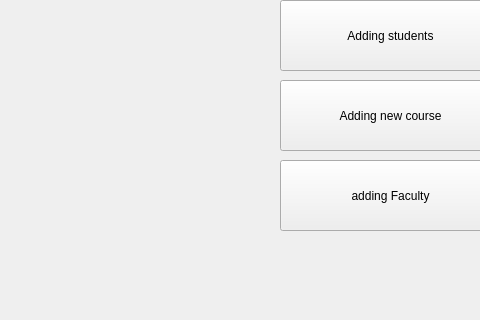
Qt form Admin's main page.ui (nwaaf20050-netizen/EE202_Course_Project) before a commit; both pictures show x 0 to 480 and y 280 to 600 of the 800 by 600 pixel window.
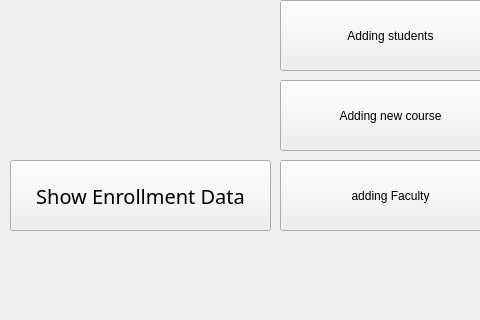
The same form after that commit.

Diff of the .ui file:
```diff
--- a/Admin's main page.ui
+++ b/Admin's main page.ui
@@ -129,6 +129,31 @@
      <string>Logout</string>
     </property>
    </widget>
+   <widget class="QPushButton" name="pushButton_Enrollment">
+    <property name="geometry">
+     <rect>
+      <x>10</x>
+      <y>440</y>
+      <width>261</width>
+      <height>71</height>
+     </rect>
+    </property>
+    <property name="font">
+     <font>
+      <family>Rockwell</family>
+      <pointsize>15</pointsize>
+      <weight>50</weight>
+      <italic>false</italic>
+      <bold>false</bold>
+     </font>
+    </property>
+    <property name="styleSheet">
+     <string notr="true">font: 15pt &quot;Rockwell&quot;</string>
+    </property>
+    <property name="text">
+     <string>Show Enrollment Data</string>
+    </property>
+   </widget>
   </widget>
   <widget class="QMenuBar" name="menubar">
    <property name="geometry">
```
